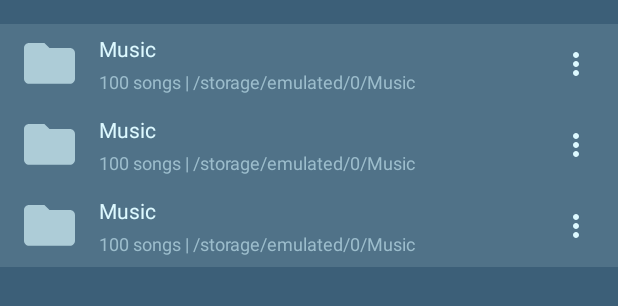
After one commit to ryanhoo/StylishMusicPlayer, an Android app: the layout fragment_added_folders.xml on its own in the app's theme, with its tools: preview values and no code run, on a phone screen of 412 x 824 dp. The commit adds this screen. Shown: the top 306 px of the screen. Run offline under Robolectric (Android 15) with nearby library versions, the light colour scheme and no system bars.

Commit message:
feat(Local): List default folders

```diff
--- /dev/null
+++ b/app/src/main/res/drawable/ic_added_folder.xml
@@ -0,0 +1,30 @@
+<?xml version="1.0" encoding="utf-8"?>
+<vector xmlns:android="http://schemas.android.com/apk/res/android"
+    xmlns:app="http://schemas.android.com/apk/res-auto"
+    android:width="34dp"
+    android:height="28dp"
+    android:viewportWidth="34"
+    android:viewportHeight="28"
+    >
+
+    <group
+            android:translateX="-16.000000"
+            android:translateY="-205.500000">
+        <group
+                android:translateY="121.000000">
+            <group
+                    android:translateY="71.500000">
+                <group
+                        android:translateX="16.000000"
+                        android:translateY="13.000000">
+                    <path
+                        android:name="Shape"
+                        android:fillColor="#AADDF9FF"
+                        android:pathData="M13.6,0 L3.4,0 C1.513,0 0,1.513 0,3.4 L0,23.8 C0,25.6777681 1.52223185,27.2
+3.4,27.2 L30.6,27.2 C32.4777681,27.2 34,25.6777681 34,23.8 L34,6.8 C34,4.913
+32.47,3.4 30.6,3.4 L17,3.4 L13.6,0 L13.6,0 Z" />
+                </group>
+            </group>
+        </group>
+    </group>
+</vector>
--- /dev/null
+++ b/app/src/main/res/drawable/ic_list_item_action.xml
@@ -0,0 +1,31 @@
+<?xml version="1.0" encoding="utf-8"?>
+<vector xmlns:android="http://schemas.android.com/apk/res/android"
+    xmlns:app="http://schemas.android.com/apk/res-auto"
+    android:width="4dp"
+    android:height="16dp"
+    android:viewportWidth="4"
+    android:viewportHeight="16"
+    >
+
+    <group
+            android:translateX="-330.000000"
+            android:translateY="-211.500000">
+        <group
+                android:translateY="121.000000">
+            <group
+                    android:translateY="71.500000">
+                <group
+                        android:translateX="320.000000"
+                        android:translateY="15.000000">
+                    <path
+                        android:name="Shape"
+                        android:fillColor="#DDF9FF"
+                        android:pathData="M12,8 C13.1,8 14,7.1 14,6 C14,4.9 13.1,4 12,4 C10.9,4 10,4.9 10,6 C10,7.1 10.9,8
+12,8 L12,8 Z M12,10 C10.9,10 10,10.9 10,12 C10,13.1 10.9,14 12,14 C13.1,14
+14,13.1 14,12 C14,10.9 13.1,10 12,10 L12,10 Z M12,16 C10.9,16 10,16.9 10,18
+C10,19.1 10.9,20 12,20 C13.1,20 14,19.1 14,18 C14,16.9 13.1,16 12,16 L12,16 Z" />
+                </group>
+            </group>
+        </group>
+    </group>
+</vector>
--- /dev/null
+++ b/app/src/main/res/layout/fragment_added_folders.xml
@@ -0,0 +1,15 @@
+<?xml version="1.0" encoding="utf-8"?>
+<RelativeLayout
+    xmlns:android="http://schemas.android.com/apk/res/android"
+    xmlns:tools="http://schemas.android.com/tools"
+    android:layout_width="match_parent"
+    android:layout_height="match_parent"
+    >
+
+    <android.support.v7.widget.RecyclerView
+        style="@style/MP.Theme.Widget.RecyclerView"
+        android:paddingTop="@dimen/mp.padding.large"
+        android:clipToPadding="false"
+        tools:listitem="@layout/item_added_folder"
+        />
+</RelativeLayout>
--- /dev/null
+++ b/app/src/main/res/layout/item_added_folder.xml
@@ -0,0 +1,66 @@
+<?xml version="1.0" encoding="utf-8"?>
+<RelativeLayout
+    xmlns:android="http://schemas.android.com/apk/res/android"
+    xmlns:tools="http://schemas.android.com/tools"
+    android:layout_width="match_parent"
+    android:layout_height="@dimen/mp.list.itemHeight"
+    android:background="@color/mp.list.background"
+    >
+
+    <View
+        android:layout_width="match_parent"
+        android:layout_height="match_parent"
+        android:background="?attr/selectableItemBackground"
+        android:layout_marginBottom="@dimen/mp.divider.line"
+        />
+
+    <ImageView
+        android:id="@+id/image_view_folder"
+        android:layout_width="wrap_content"
+        android:layout_height="wrap_content"
+        android:layout_centerVertical="true"
+        android:layout_marginLeft="@dimen/mp.padding.large"
+        android:layout_marginRight="@dimen/mp.padding.large"
+        android:src="@drawable/ic_added_folder"
+        />
+
+    <LinearLayout
+        android:orientation="vertical"
+        android:layout_width="wrap_content"
+        android:layout_height="wrap_content"
+        android:layout_centerVertical="true"
+        android:layout_toRightOf="@+id/image_view_folder"
+        android:layout_toEndOf="@+id/image_view_folder"
+        android:layout_toLeftOf="@+id/image_button_action"
+        android:layout_toStartOf="@+id/image_button_action"
+        android:layout_marginRight="@dimen/mp.margin.normal"
+        android:layout_marginEnd="@dimen/mp.margin.normal"
+        >
+
+        <TextView
+            style="@style/MP.Theme.TextAppearance.List.Title"
+            android:id="@+id/text_view_name"
+            tools:text="Music"
+            />
+
+        <TextView
+            style="@style/MP.Theme.TextAppearance.List.Hint"
+            android:id="@+id/text_view_info"
+            android:layout_marginTop="@dimen/mp.margin.small"
+            tools:text="100 songs | /storage/emulated/0/Music"
+            />
+    </LinearLayout>
+
+    <ImageButton
+        android:id="@+id/image_button_action"
+        android:layout_width="24dp"
+        android:layout_height="24dp"
+        android:layout_centerVertical="true"
+        android:layout_alignParentRight="true"
+        android:layout_alignParentEnd="true"
+        android:layout_marginRight="@dimen/mp.margin.large"
+        android:layout_marginEnd="@dimen/mp.margin.large"
+        android:src="@drawable/ic_list_item_action"
+        android:background="?attr/selectableItemBackgroundBorderless"
+        />
+</RelativeLayout>
--- a/app/src/main/res/values/colors.xml
+++ b/app/src/main/res/values/colors.xml
@@ -17,6 +17,7 @@
 
     <color name="mp.line">#3DDDF9FF</color>
     <color name="mp.list.background">#1FDDF9FF</color>
+    <color name="mp.list.scrollThumb">#9CBDCC</color>
 
     <color name="mp.text.hint">#9CBDCC</color>
 
--- /dev/null
+++ b/app/src/main/res/values/ids.xml
@@ -0,0 +1,4 @@
+<?xml version="1.0" encoding="utf-8"?>
+<resources>
+    <item name="recycler_view" type="id"/>
+</resources>
--- a/app/src/main/res/values/strings.xml
+++ b/app/src/main/res/values/strings.xml
@@ -22,4 +22,6 @@
     <string name="mp.local_files.segmented.folder">Folder</string>
 
     <string name="mp.local_files.music_list.end_summary_formatter">%d songs in total</string>
+    <string name="mp.local_files.folder_list.end_summary_formatter">%d folders in total</string>
+    <string name="mp.local_files.folder_list.item_info_formatter" formatted="false">%d songs | %s</string>
 </resources>
--- a/app/src/main/res/values/styles.xml
+++ b/app/src/main/res/values/styles.xml
@@ -58,6 +58,15 @@
         <item name="android:button">@null</item>
     </style>
 
+    <style name="MP.Theme.Widget.RecyclerView">
+        <item name="android:id">@id/recycler_view</item>
+        <item name="android:layout_width">match_parent</item>
+        <item name="android:layout_height">match_parent</item>
+        <item name="android:scrollbars">vertical</item>
+        <item name="android:scrollbarThumbVertical">@color/mp.list.scrollThumb</item>
+        <item name="layoutManager">@string/mp.list.layoutManager.linear</item>
+    </style>
+
     <style name="MP.Theme.Widget.SegmentedControl.Left">
         <item name="android:background">@drawable/selector_segmented_left</item>
     </style>
```
Also changed, not shown: app/src/main/java/io/github/ryanhoo/music/data/model/Folder.java (added, +40 -0 lines), app/src/main/java/io/github/ryanhoo/music/ui/local/folder/AddedFolderAdapter.java (added, +35 -0 lines), app/src/main/java/io/github/ryanhoo/music/ui/local/folder/AddedFolderFragment.java (added, +68 -0 lines), app/src/main/java/io/github/ryanhoo/music/ui/local/folder/AddedFolderItemView.java (added, +44 -0 lines).
